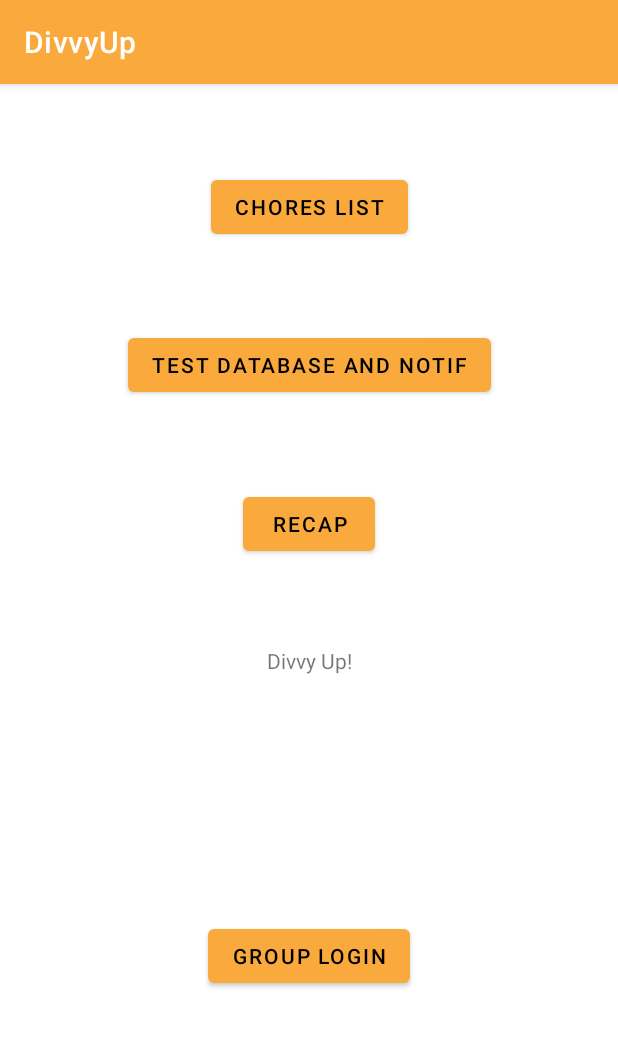
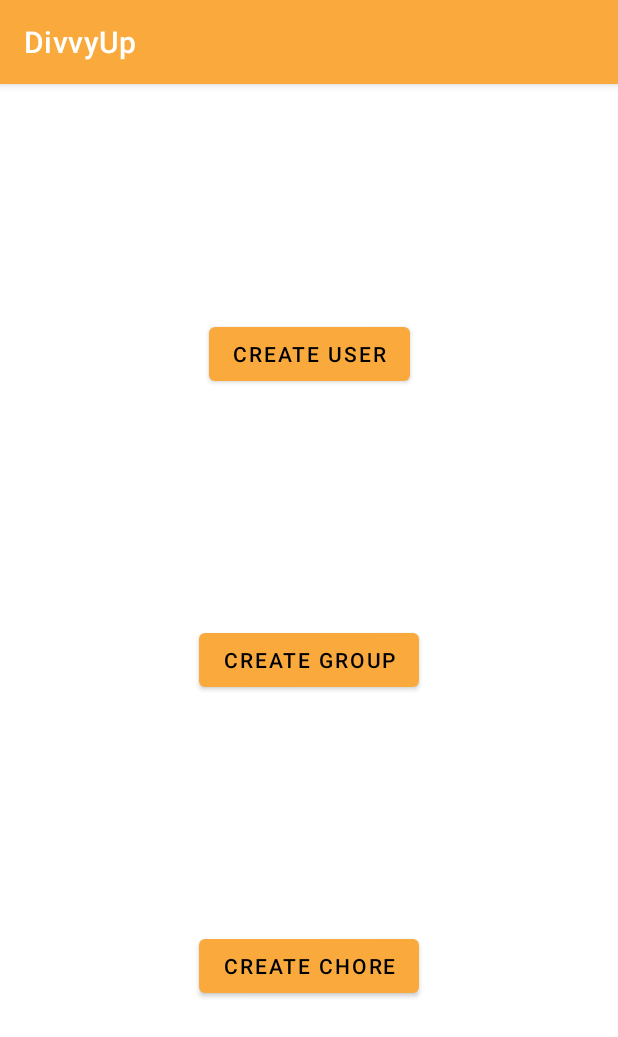
Before and after one commit to ReillyJFarrell/DivvyUp, an Android app: the screen it shows after launch (MainActivity before the commit, DatabaseTestActivity after it), after a tap on "TEST DATABASE AND NOTIF", on a phone screen of 412 x 824 dp. Shown: the top 1037 px of the screen. Run offline under Robolectric (Android 15) with nearby library versions, the light colour scheme and no system bars; our stand-ins replace Firebase (no records; nobody signed in at launch, a user with empty details on screens opened directly).

Commit message:
Added DB objects skeleton functionality

```diff
--- a/app/src/main/AndroidManifest.xml
+++ b/app/src/main/AndroidManifest.xml
@@ -9,6 +9,9 @@
         android:roundIcon="@mipmap/temp_logo"
         android:supportsRtl="true"
         android:theme="@style/Theme.DivvyUp">
+        <activity
+            android:name=".DatabaseTestActivity"
+            android:exported="false" />
         <activity
             android:name=".EditChoreActivity"
             android:exported="false" />
--- /dev/null
+++ b/app/src/main/java/neu/madcourse/divvyup/DatabaseTestActivity.java
@@ -0,0 +1,70 @@
+package neu.madcourse.divvyup;
+
+import androidx.appcompat.app.AppCompatActivity;
+
+import android.os.Bundle;
+import android.view.View;
+import android.widget.Button;
+
+import com.google.firebase.database.DatabaseReference;
+import com.google.firebase.database.FirebaseDatabase;
+
+import neu.madcourse.divvyup.data_objects.ChoreObject;
+import neu.madcourse.divvyup.data_objects.GroupObject;
+import neu.madcourse.divvyup.data_objects.UserObject;
+
+public class DatabaseTestActivity extends AppCompatActivity {
+
+    private FirebaseDatabase database;
+
+    @Override
+    protected void onCreate(Bundle savedInstanceState) {
+        super.onCreate(savedInstanceState);
+        setContentView(R.layout.activity_database_test);
+        this.database = FirebaseDatabase.getInstance();
+
+        Button addUserButton = findViewById(R.id.createUser);
+        addUserButton.setOnClickListener(new View.OnClickListener() {
+            @Override
+            public void onClick(View view) {
+                doAddUserToDB("Test User", "Test User ID");
+            }
+        });
+
+        Button addGroupButton = findViewById(R.id.createGroup);
+        addGroupButton.setOnClickListener(new View.OnClickListener() {
+            @Override
+            public void onClick(View view) {
+                doAddGroupToDB();
+            }
+        });
+
+        Button addChoreButton = findViewById(R.id.createChore);
+        addChoreButton.setOnClickListener(new View.OnClickListener() {
+            @Override
+            public void onClick(View view) {
+                doAddChoreToDB("Test Chore Name", "Test Chore Description", false);
+            }
+        });
+    }
+
+
+
+    private void doAddUserToDB(String user, String userID){
+        DatabaseReference ref = this.database.getReference().child("users");
+        DatabaseReference newPostRef = ref.push();
+        newPostRef.setValue(new UserObject(user, userID));
+    }
+
+    private void doAddGroupToDB(){
+        DatabaseReference ref = this.database.getReference().child("groups");
+        DatabaseReference newPostRef = ref.push();
+        newPostRef.setValue(new GroupObject());
+    }
+
+    private void doAddChoreToDB(String choreName, String choreDescription, boolean isRepeating){
+        DatabaseReference ref = this.database.getReference().child("chores");
+        DatabaseReference newPostRef = ref.push();
+        newPostRef.setValue(new ChoreObject(choreName, choreDescription,isRepeating));
+    }
+}
--- a/app/src/main/java/neu/madcourse/divvyup/MainActivity.java
+++ b/app/src/main/java/neu/madcourse/divvyup/MainActivity.java
@@ -32,7 +32,7 @@ public class MainActivity extends AppCompatActivity {
     protected void onCreate(Bundle savedInstanceState) {
         super.onCreate(savedInstanceState);
         setContentView(R.layout.activity_main);
-        this.database = FirebaseDatabase.getInstance();
+//        this.database = FirebaseDatabase.getInstance();
         createNotificationChannel();
         Button testNotificationsButton = findViewById(R.id.testButton);
 
@@ -65,53 +65,56 @@ public class MainActivity extends AppCompatActivity {
         });
 
 
+        Intent testDBActivityIntent = new Intent(this, DatabaseTestActivity.class);
         testNotificationsButton.setOnClickListener(new View.OnClickListener() {
             @Override
-            public void onClick(View view) {
-                doSendToDB();
+            public void onClick(View view)
+            {
+                startActivity(testDBActivityIntent);
+//                doSendToDB();
             }
         });
 
 
-        database.getReference().child("Users").addChildEventListener(
-                new ChildEventListener() {
-                    @Override
-                    public void onChildAdded(@NonNull DataSnapshot snapshot, @Nullable String previousChildName) {
-
-                            sendNotification();
-                    }
-
-                    @Override
-                    public void onChildChanged(@NonNull DataSnapshot snapshot, @Nullable String previousChildName) {
-                    }
-
-                    @Override
-                    public void onChildRemoved(@NonNull DataSnapshot snapshot) {
-
-                    }
-
-                    @Override
-                    public void onChildMoved(@NonNull DataSnapshot snapshot, @Nullable String previousChildName) {
-
-                    }
-
-                    @Override
-                    public void onCancelled(@NonNull DatabaseError error) {
-
-                    }
-                }
-        );
+//        database.getReference().child("Users").addChildEventListener(
+//                new ChildEventListener() {
+//                    @Override
+//                    public void onChildAdded(@NonNull DataSnapshot snapshot, @Nullable String previousChildName) {
+//
+//                            sendNotification();
+//                    }
+//
+//                    @Override
+//                    public void onChildChanged(@NonNull DataSnapshot snapshot, @Nullable String previousChildName) {
+//                    }
+//
+//                    @Override
+//                    public void onChildRemoved(@NonNull DataSnapshot snapshot) {
+//
+//                    }
+//
+//                    @Override
+//                    public void onChildMoved(@NonNull DataSnapshot snapshot, @Nullable String previousChildName) {
+//
+//                    }
+//
+//                    @Override
+//                    public void onCancelled(@NonNull DatabaseError error) {
+//
+//                    }
+//                }
+//        );
 
 
 
 
     }
 
-    private void doSendToDB(){
-        DatabaseReference ref = this.database.getReference().child("Users");
-        DatabaseReference newPostRef = ref.push();
-        newPostRef.setValue("New User");
-    }
+//    private void doSendToDB(){
+//        DatabaseReference ref = this.database.getReference().child("Users");
+//        DatabaseReference newPostRef = ref.push();
+//        newPostRef.setValue("New User");
+//    }
 
     public void createNotificationChannel() {
         if (Build.VERSION.SDK_INT >= Build.VERSION_CODES.O) {
--- a/app/src/main/java/neu/madcourse/divvyup/recap/RecapActivity.java
+++ b/app/src/main/java/neu/madcourse/divvyup/recap/RecapActivity.java
@@ -11,7 +11,10 @@ import android.widget.ProgressBar;
 import android.widget.TextView;
 import android.widget.Toast;
 
+import java.util.Date;
+
 import neu.madcourse.divvyup.R;
+import neu.madcourse.divvyup.chores_list_screen.ChoreCard;
 
 public class RecapActivity extends AppCompatActivity {
     private ProgressBar progressBar;
@@ -86,6 +89,6 @@ public class RecapActivity extends AppCompatActivity {
         } else {
             progressPercent.setTextColor(Color.parseColor("#08FF08"));
         }
-
+//        toDoChoresList.add(new ChoreCard(3, 1, "Dishes", "clean dishes", new Date(2022, 5, 12), 1));
     }
 }
--- /dev/null
+++ b/app/src/main/res/layout/activity_database_test.xml
@@ -0,0 +1,38 @@
+<?xml version="1.0" encoding="utf-8"?>
+<androidx.constraintlayout.widget.ConstraintLayout xmlns:android="http://schemas.android.com/apk/res/android"
+    xmlns:app="http://schemas.android.com/apk/res-auto"
+    xmlns:tools="http://schemas.android.com/tools"
+    android:layout_width="match_parent"
+    android:layout_height="match_parent"
+    tools:context=".DatabaseTestActivity">
+
+    <Button
+        android:id="@+id/createUser"
+        android:layout_width="wrap_content"
+        android:layout_height="wrap_content"
+        android:text="Create User"
+        app:layout_constraintBottom_toTopOf="@+id/createGroup"
+        app:layout_constraintEnd_toEndOf="parent"
+        app:layout_constraintStart_toStartOf="parent"
+        app:layout_constraintTop_toTopOf="parent" />
+
+    <Button
+        android:id="@+id/createGroup"
+        android:layout_width="wrap_content"
+        android:layout_height="wrap_content"
+        android:text="Create Group"
+        app:layout_constraintBottom_toTopOf="@+id/createChore"
+        app:layout_constraintEnd_toEndOf="parent"
+        app:layout_constraintStart_toStartOf="parent"
+        app:layout_constraintTop_toBottomOf="@+id/createUser" />
+
+    <Button
+        android:id="@+id/createChore"
+        android:layout_width="wrap_content"
+        android:layout_height="wrap_content"
+        android:text="Create Chore"
+        app:layout_constraintBottom_toBottomOf="parent"
+        app:layout_constraintEnd_toEndOf="parent"
+        app:layout_constraintStart_toStartOf="parent"
+        app:layout_constraintTop_toBottomOf="@+id/createGroup" />
+</androidx.constraintlayout.widget.ConstraintLayout>
--- a/app/src/main/res/values/strings.xml
+++ b/app/src/main/res/values/strings.xml
@@ -9,7 +9,7 @@
     <string name="frequency">frequency</string>
     <string name="chore">chore</string>
     <string name="cancel">Cancel</string>
-    <string name="chore">chore</string>
+    <!--    <string name="chore">chore</string>-->
     <string name="repeating">repeating</string>
     <string name="save">Save</string>
     <string name="deletes_chore">Deletes Chore</string>
```
Also changed, not shown: app/src/main/java/neu/madcourse/divvyup/data_objects/ChoreObject.java (added, +105 -0 lines), app/src/main/java/neu/madcourse/divvyup/data_objects/GroupObject.java (added, +54 -0 lines), app/src/main/java/neu/madcourse/divvyup/data_objects/UserObject.java (added, +45 -0 lines).
